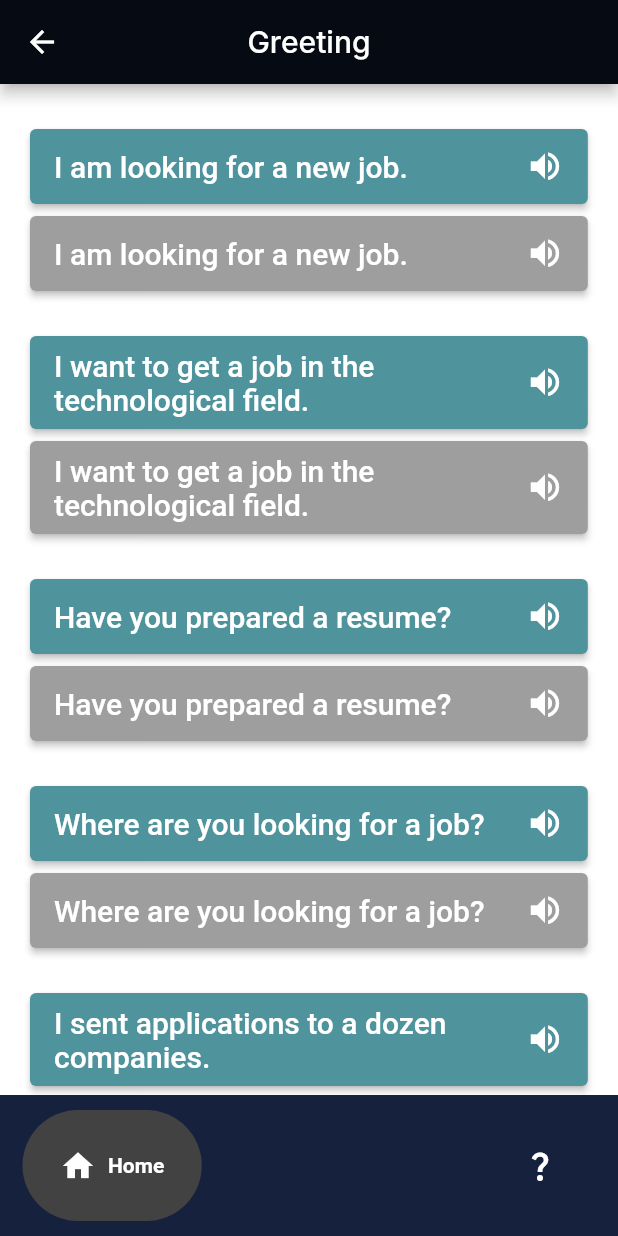
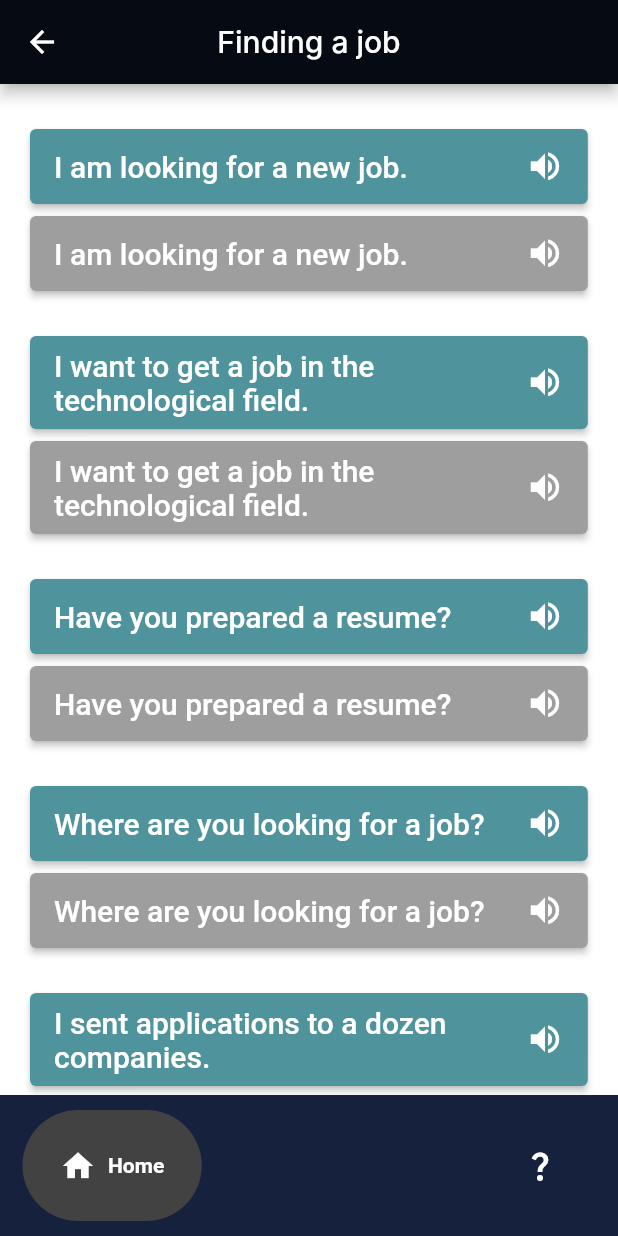
Before and after one commit to Nicolep02/starters, a Flutter app: the FindJob screen opened directly, on a phone screen of 412 x 824 dp. Run offline on Flutter 3.47's test engine with Material 2 defaults, Android fonts, the phone set to English and light mode, and no system bars; drawn by our look-alikes of google_nav_bar; generated files the repository leaves out were written again; Roboto replaces fonts that are missing (Inter).

Commit message:
Update findJob.dart

```diff
--- a/lib/work_pages/findJob.dart
+++ b/lib/work_pages/findJob.dart
@@ -20,7 +20,7 @@ class _FindJobState extends State<FindJob> {
         backgroundColor: Colors.white,
         appBar: AppBar(
           backgroundColor: nightSky,
-          title: Text(AppLocalizations.of(context)!.greetingTitle,
+          title: Text(AppLocalizations.of(context)!.findingAJobTitle,
             style: const TextStyle(
                 fontFamily: 'Inter'
             ),
```
